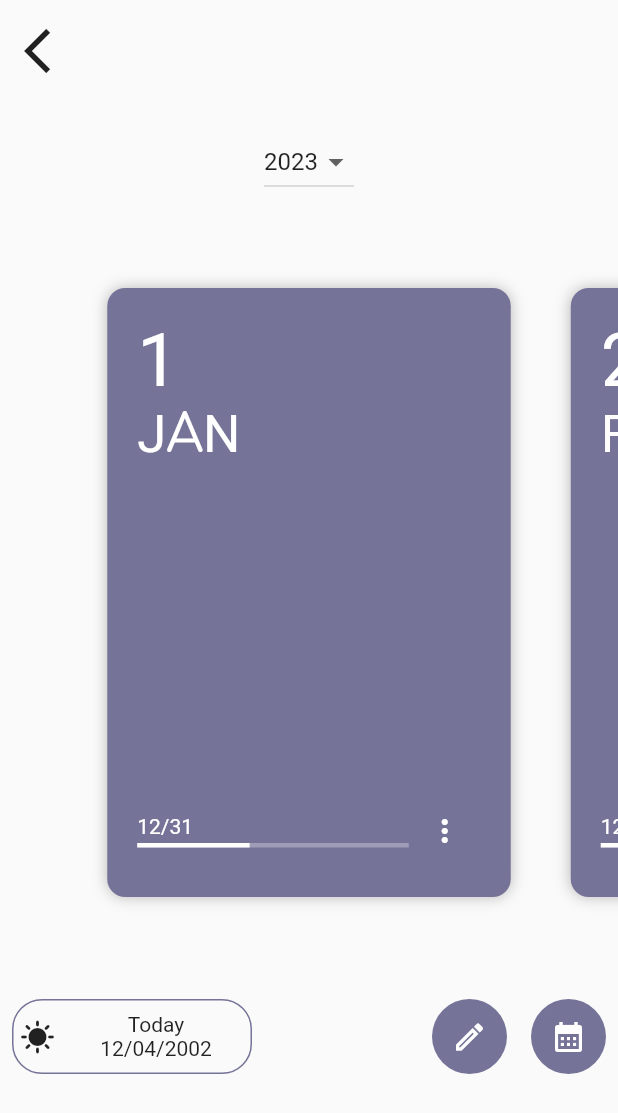
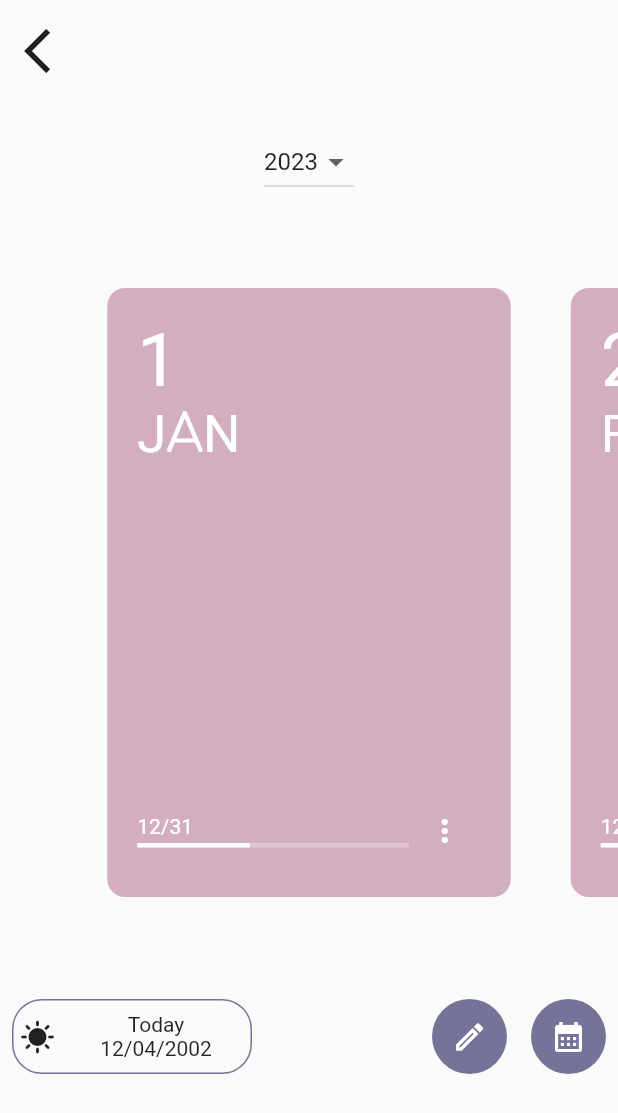
Before and after one commit to beyzaevcen/My-Life-Planner, a Flutter app: the screen it shows once a user with an empty profile is signed in, after a tap on "Diary", on a phone screen of 412 x 824 dp. Shown: the top 1113 px of the screen. Run offline on Flutter 3.47's test engine with Material 2 defaults, Android fonts, the phone set to English and light mode, and no system bars; drawn by our look-alikes of flutter_easyloading; our stand-ins replace cloud_firestore, firebase_auth, firebase_core, flutter_datetime_picker, font_awesome_flutter, get and 7 more; missing offline and left inert: flutter_quill; accounts and stored records are empty.

Commit message:
Theme changed

```diff
--- a/lib/controllers/diary_controller.dart
+++ b/lib/controllers/diary_controller.dart
@@ -8,6 +8,7 @@ class DiaryController extends GetxController {
   var viewportFraction = 0.75.obs;
   var itemCount = 12.obs;
   var pageController = PageController(viewportFraction: 0.75);
+  var isContain = false.obs;
 
   switchView() {
     isFrontView.value = !isFrontView.value;
--- a/lib/screens/settings_page.dart
+++ b/lib/screens/settings_page.dart
@@ -46,7 +46,7 @@ class SettingsPage extends GetView<AuthController> {
                               borderRadius: BorderRadius.circular(
                                 20.0,
                               ),
-                              side: const BorderSide(width: 1, color: CColors.mainColor)),
+                              side: const BorderSide(width: 1, color: CColors.main2Color)),
                         ),
                         onPressed: () {
                           controller.signOut();
--- a/lib/utils/theme.dart
+++ b/lib/utils/theme.dart
@@ -2,6 +2,7 @@ import 'package:flutter/material.dart';
 
 class CColors {
   static const mainColor = Color(0xff757397);
+  static const main2Color = Color(0xffD3AEC0);
   static const white = Colors.white;
   static const pink = Color(0xffF1E4E1);
   static const textColor = Color(0xffCECECE);
--- a/lib/widgets/backview.dart
+++ b/lib/widgets/backview.dart
@@ -1,6 +1,7 @@
 import 'package:flutter/material.dart';
 import 'package:flutter_easyloading/flutter_easyloading.dart';
 import 'package:get/get.dart';
+import 'package:notes_app/controllers/diary_controller.dart';
 import 'package:notes_app/screens/diary_editing_page.dart';
 import 'package:notes_app/screens/extentions.dart';
 import 'package:notes_app/services.dart/diary_api.dart';
@@ -8,7 +9,7 @@ import 'package:notes_app/widgets/constantss.dart';
 
 import '../utils/theme.dart';
 
-class BackView extends StatelessWidget {
+class BackView extends GetView<DiaryController> {
   final int monthIndex;
   const BackView({super.key, required this.monthIndex});
 
@@ -49,18 +50,22 @@ class BackView extends StatelessWidget {
                       itemBuilder: (_, i) {
                         int day = i + 1;
                         return GestureDetector(
-                            child: Text(day.toString()),
                           onTap: () async {
                             final date = DateTime(2023, monthIndex, day);
                             EasyLoading.show(maskType: EasyLoadingMaskType.clear);
                             final res = await DiaryApi.getDiary(date.toDate);
+
                             if (res == null) {
                               Get.to(DiaryEditingPage(date: date));
                             } else {
                               Get.to(DiaryEditingPage(date: date, diary: res));
                             }
                             EasyLoading.dismiss(); //
-                            });
+                          },
+                          child: Text(
+                            day.toString(),
+                          ),
+                        );
                       })),
               const Text(
                 "Selected a date to write",
--- a/lib/widgets/frontview.dart
+++ b/lib/widgets/frontview.dart
@@ -13,9 +13,9 @@ class FrontView extends StatelessWidget {
       padding: const EdgeInsets.all(20.0),
       child: Container(
         decoration: BoxDecoration(
-            color: CColors.mainColor,
-            borderRadius: BorderRadius.circular(12.0),
-            boxShadow: const [BoxShadow(color: Colors.black26, blurRadius: 8.0)]),
+          color: CColors.main2Color,
+          borderRadius: BorderRadius.circular(12.0),
+        ),
         child: Padding(
           padding: const EdgeInsets.all(20.0),
           child: Column(
--- a/lib/widgets/home_widget.dart
+++ b/lib/widgets/home_widget.dart
@@ -15,7 +15,8 @@ class HomeWidget extends StatelessWidget {
   Widget build(BuildContext context) {
     return Padding(
       padding: const EdgeInsets.only(top: 70, left: 8.0, right: 8.0),
-        child: Column(children: [
+      child: Column(
+        children: [
           const Text(
             "ꕤ",
             style: TextStyle(fontSize: 32),
@@ -44,31 +45,33 @@ class HomeWidget extends StatelessWidget {
                 )),
           ),
           const SizedBox(
-            height: 8,
+            height: 30,
           ),
-          Flexible(
-            child: GridView.count(
-              primary: false,
-              padding: const EdgeInsets.all(20),
-              crossAxisSpacing: 10,
-              mainAxisSpacing: 10,
-              crossAxisCount: 2,
-              children: <Widget>[
+          Padding(
+            padding: const EdgeInsets.all(8.0),
+            child: Column(
+              children: [
                 InkWell(
                   onTap: () => Get.to(const NotesPage()),
                   child: Container(
-                      decoration: BoxDecoration(
+                      width: Get.width,
+                      height: 120,
+                      decoration: const BoxDecoration(
                           color: CColors.white,
-                          borderRadius: const BorderRadius.all(Radius.circular(12.0)),
-                          border: Border.all(color: CColors.mainColor.withOpacity(0.7), width: 2),
-                          boxShadow: const [BoxShadow(color: Colors.black54, blurRadius: 2.0)]),
-                      child: Column(
-                        mainAxisAlignment: MainAxisAlignment.spaceAround,
+                          borderRadius: BorderRadius.all(Radius.circular(12.0)),
+                          boxShadow: [BoxShadow(color: CColors.mainColor, blurRadius: 2.0)]),
+                      child: Padding(
+                        padding: const EdgeInsets.all(16.0),
+                        child: Row(
+                          mainAxisAlignment: MainAxisAlignment.start,
                           children: [
                             Icon(
                               FontAwesomeIcons.noteSticky,
                               size: 50,
                               color: CColors.black.withOpacity(0.6),
+                            ),
+                            const SizedBox(
+                              width: 20,
                             ),
                             Text(
                               "Notes",
@@ -76,23 +79,33 @@ class HomeWidget extends StatelessWidget {
                                   fontSize: 28, color: Colors.black.withOpacity(0.6)),
                             )
                           ],
+                        ),
                       )),
+                ),
+                const SizedBox(
+                  height: 20,
                 ),
                 InkWell(
                   onTap: () => Get.to(const ToDoPage()),
                   child: Container(
-                      decoration: BoxDecoration(
+                      width: Get.width,
+                      height: 120,
+                      decoration: const BoxDecoration(
                           color: CColors.white,
-                          borderRadius: const BorderRadius.all(Radius.circular(12.0)),
-                          border: Border.all(color: CColors.mainColor.withOpacity(0.7), width: 2),
-                          boxShadow: const [BoxShadow(color: Colors.black54, blurRadius: 3.0)]),
-                      child: Column(
-                        mainAxisAlignment: MainAxisAlignment.spaceAround,
+                          borderRadius: BorderRadius.all(Radius.circular(12.0)),
+                          boxShadow: [BoxShadow(color: CColors.mainColor, blurRadius: 3.0)]),
+                      child: Padding(
+                        padding: const EdgeInsets.all(16.0),
+                        child: Row(
+                          mainAxisAlignment: MainAxisAlignment.start,
                           children: [
                             Icon(
                               FontAwesomeIcons.list,
                               size: 50,
-                            color: CColors.black.withOpacity(0.6),
+                              color: Colors.black.withOpacity(0.6),
+                            ),
+                            const SizedBox(
+                              width: 20,
                             ),
                             Text(
                               "ToDo",
@@ -100,23 +113,33 @@ class HomeWidget extends StatelessWidget {
                                   fontSize: 28, color: Colors.black.withOpacity(0.6)),
                             )
                           ],
+                        ),
                       )),
+                ),
+                const SizedBox(
+                  height: 20,
                 ),
                 InkWell(
                   onTap: () => Get.to(const DiaryPage()),
                   child: Container(
-                      decoration: BoxDecoration(
+                      width: Get.width,
+                      height: 120,
+                      decoration: const BoxDecoration(
                           color: CColors.white,
-                          borderRadius: const BorderRadius.all(Radius.circular(12.0)),
-                          border: Border.all(color: CColors.mainColor.withOpacity(0.7), width: 2),
-                          boxShadow: const [BoxShadow(color: Colors.black54, blurRadius: 3.0)]),
-                      child: Column(
-                        mainAxisAlignment: MainAxisAlignment.spaceAround,
+                          borderRadius: BorderRadius.all(Radius.circular(12.0)),
+                          boxShadow: [BoxShadow(color: CColors.mainColor, blurRadius: 3.0)]),
+                      child: Padding(
+                        padding: const EdgeInsets.all(16.0),
+                        child: Row(
+                          mainAxisAlignment: MainAxisAlignment.start,
                           children: [
                             Icon(
                               FontAwesomeIcons.book,
                               size: 50,
                               color: CColors.black.withOpacity(0.6),
+                            ),
+                            const SizedBox(
+                              width: 20,
                             ),
                             Text(
                               "Diary",
@@ -124,11 +147,14 @@ class HomeWidget extends StatelessWidget {
                                   fontSize: 28, color: Colors.black.withOpacity(0.6)),
                             )
                           ],
+                        ),
                       )),
                 ),
               ],
             ),
-          )
-        ]));
+          ),
+        ],
+      ),
+    );
   }
 }
```
Lines whose indentation alone changed are shown as unchanged.
